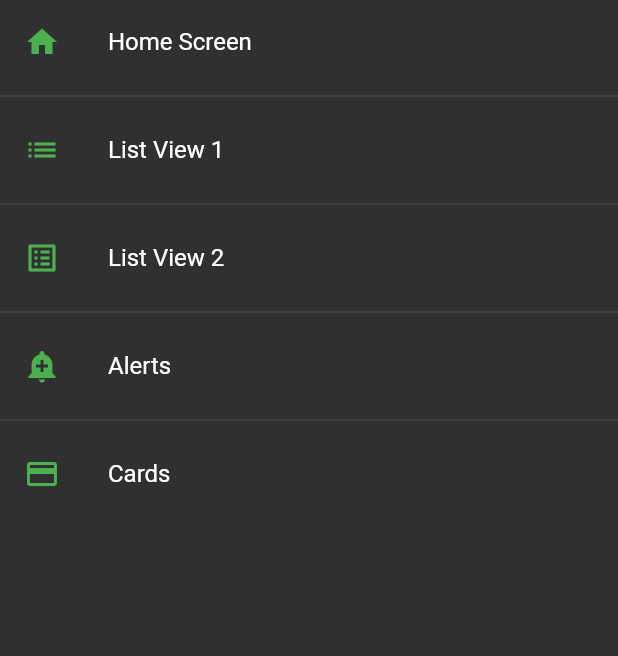
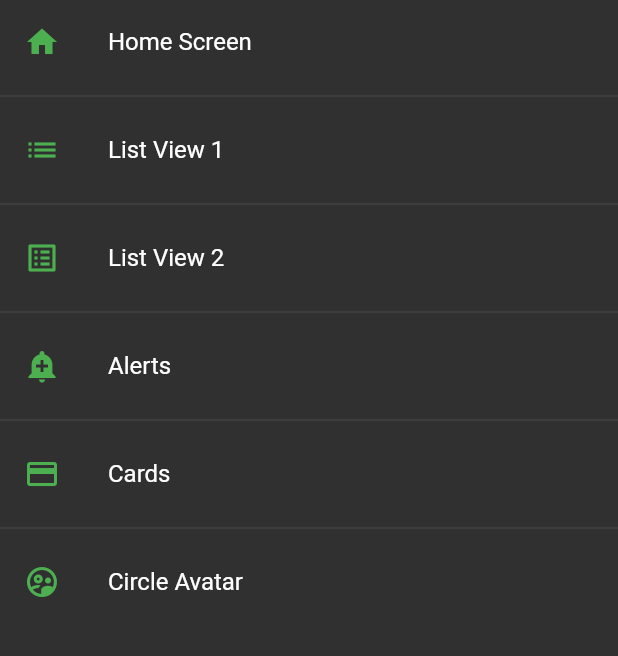
Before and after one commit to Suazodev/flutter-02-components, a Flutter app: the screen it shows after launch, on a phone screen of 412 x 824 dp, the part 84-740 px from its top. Run offline on Flutter 3.47's test engine with Material 2 defaults, Android fonts, the phone set to English and light mode, and no system bars.

Commit message:
circle avatar

```diff
--- a/lib/router/app_routes.dart
+++ b/lib/router/app_routes.dart
@@ -36,6 +36,12 @@ class AppRoutes {
       screen: const CardScreen(),
       icon: Icons.credit_card,
     ),
+    MenuOption(
+      route: 'avatar',
+      name: 'Circle Avatar',
+      screen: const AvatarScreen(),
+      icon: Icons.supervised_user_circle_outlined,
+    ),
   ];
 
   static Map<String, Widget Function(BuildContext)> getAppRoutes() {
--- a/lib/screens/screens.dart
+++ b/lib/screens/screens.dart
@@ -3,3 +3,4 @@ export 'package:components/screens/card_screen.dart';
 export 'package:components/screens/home_screen.dart';
 export 'package:components/screens/listview1_screen.dart';
 export 'package:components/screens/listview2_screen.dart';
+export 'package:components/screens/avatar_screen.dart';
```
Also changed, not shown: lib/screens/avatar_screen.dart (added, +29 -0 lines).
